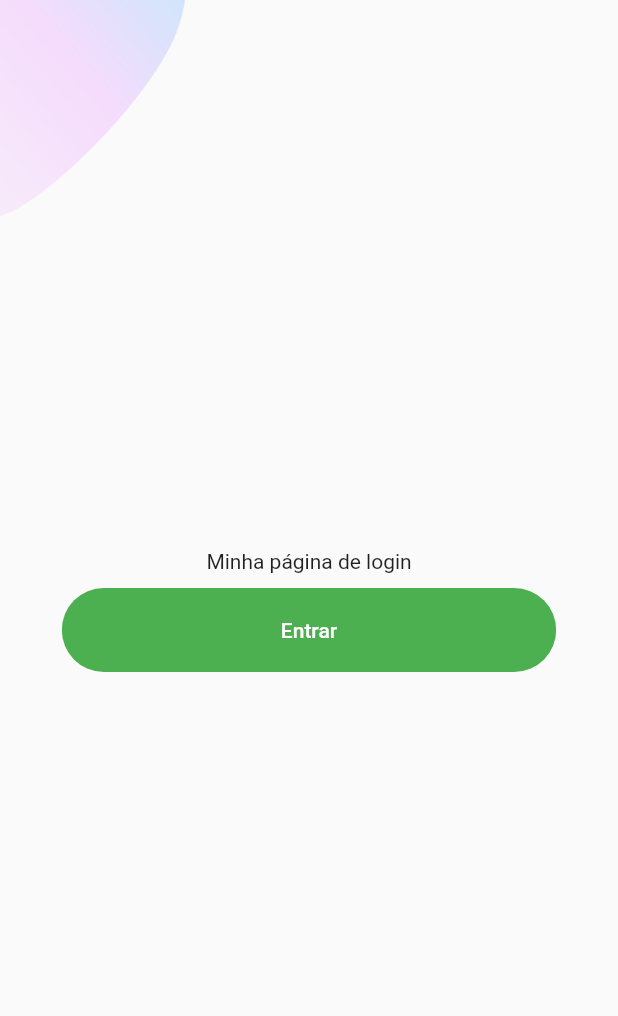
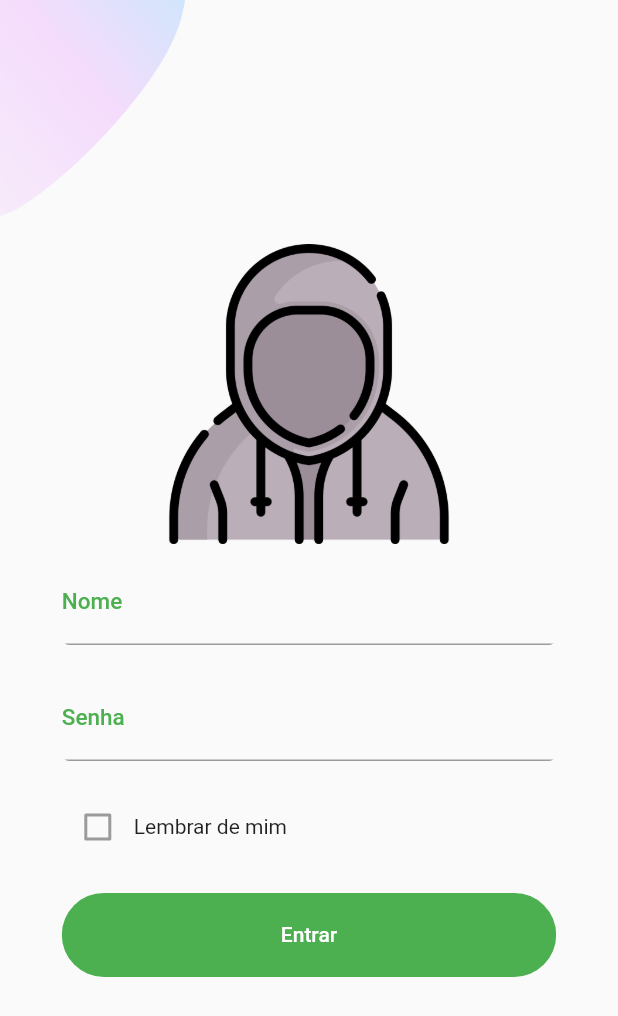
Before and after one commit to KevenBarauna/ListaFazer, a Flutter app: the screen it shows after launch, on a phone screen of 412 x 824 dp. Shown: the top 1016 px of the screen. Run offline on Flutter 3.47's test engine with Material 2 defaults, Android fonts, the phone set to English and light mode, and no system bars; our stand-ins replace sqflite; accounts and stored records are empty.

Commit message:
Front - Login

```diff
--- /dev/null
+++ b/lib/components/login/checkBox.dart
@@ -0,0 +1,34 @@
+import 'package:flutter/cupertino.dart';
+import 'package:flutter/material.dart';
+
+class CheckBox extends StatelessWidget {
+  final bool value;
+  final Function funcao;
+  final String texto;
+  final Color cor, corTexto;
+  const CheckBox({
+    Key key,
+    this.value,
+    this.funcao,
+    this.texto,
+    this.cor = Colors.green,
+    this.corTexto = Colors.white,
+  }) : super(key: key);
+
+  @override
+  Widget build(BuildContext context) {
+    Size tela = MediaQuery.of(context).size;
+    return Container(
+      margin: EdgeInsets.symmetric(vertical: 10),
+      width: tela.width * 0.8,
+      child: ClipRRect(
+        child: Row(
+          children: <Widget>[
+            Checkbox(value: value, onChanged: funcao),
+            Text(texto),
+          ],
+        ),
+      ),
+    );
+  }
+}
--- /dev/null
+++ b/lib/components/login/inputTexto.dart
@@ -0,0 +1,50 @@
+import 'package:flutter/cupertino.dart';
+import 'package:flutter/material.dart';
+
+class InputTexto extends StatelessWidget {
+  final bool obscure;
+  final TextEditingController controller;
+  final String texto;
+  const InputTexto({
+    Key key,
+    this.obscure,
+    this.controller,
+    this.texto,
+  }) : super(key: key);
+
+  @override
+  Widget build(BuildContext context) {
+    Size tela = MediaQuery.of(context).size;
+    return Container(
+      margin: EdgeInsets.symmetric(vertical: 10),
+      width: tela.width * 0.8,
+      child: ClipRRect(
+          borderRadius: BorderRadius.circular(5),
+          child: TextFormField(
+            obscureText: obscure,
+            keyboardType: TextInputType.text,
+            decoration: decoracaoInput(texto),
+            style: decoracaoInputText(),
+            controller: controller,
+          )),
+    );
+  }
+}
+
+decoracaoInput(String texto) {
+  return InputDecoration(
+    labelText: texto,
+    labelStyle: TextStyle(
+      color: Colors.green,
+      fontWeight: FontWeight.w500,
+      fontSize: 15,
+    ),
+  );
+}
+
+decoracaoInputText() {
+  return TextStyle(
+    fontSize: 15,
+    color: Colors.green,
+  );
+}
--- a/lib/main.dart
+++ b/lib/main.dart
@@ -1,5 +1,4 @@
 import 'package:flutter/material.dart';
-import 'package:lembrete/pages/dev/teste.dart';
 import 'package:lembrete/pages/login/login.dart';
 
 void main() {
--- a/lib/pages/login/login.dart
+++ b/lib/pages/login/login.dart
@@ -1,8 +1,12 @@
 import 'package:flutter/cupertino.dart';
 import 'package:flutter/material.dart';
 import 'package:lembrete/components/login/background.dart';
-import 'package:lembrete/components/login/button.dart';
-import 'package:lembrete/helpers/system.dart';
+import 'package:lembrete/components/geral/button.dart';
+import 'package:lembrete/components/login/inputTexto.dart';
+import 'package:lembrete/components/login/checkBox.dart';
+
+var nomeUsuario = TextEditingController();
+var senhaUsuario = TextEditingController();
 
 class Login extends StatefulWidget {
   @override
@@ -16,7 +20,16 @@ class _LoginState extends State<Login> {
       child: Column(
         mainAxisAlignment: MainAxisAlignment.center,
         children: <Widget>[
-          Text('Minha página de login'),
+          Container(
+            height: 200,
+            child: Image.asset('assets/image/profissoes-e-empregos.png'),
+          ),
+          InputTexto(obscure: false, controller: nomeUsuario, texto: 'Nome'),
+          InputTexto(obscure: true, controller: senhaUsuario, texto: 'Senha'),
+          CheckBox(
+            value: false,
+            texto: 'Lembrar de mim',
+          ),
           Button(
             texto: 'Entrar',
             funcao: () {},
```
Also changed, not shown: lib/components/geral/button.dart (renamed from lib/components/login/button.dart).
